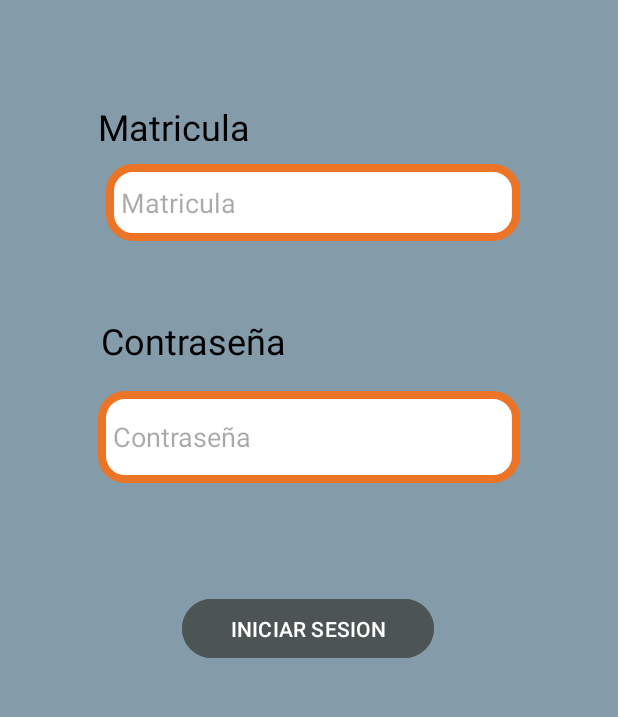
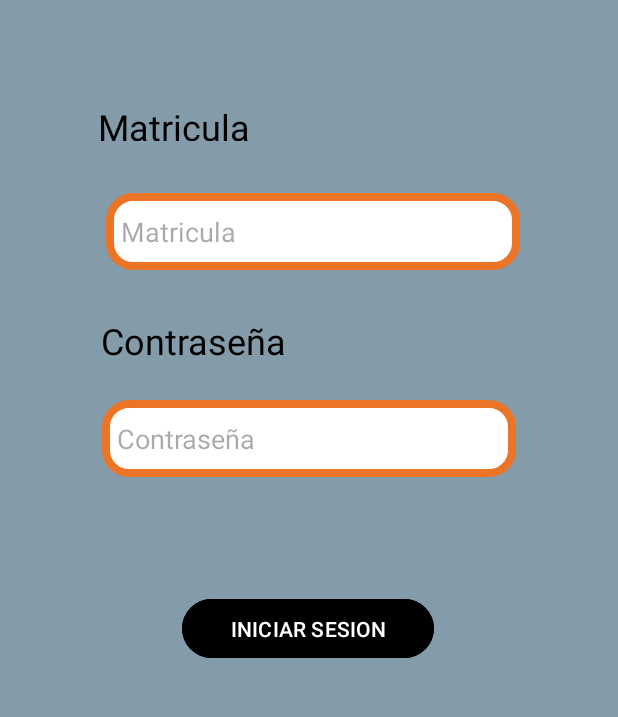
Before and after one commit to DavEd03/ControlSchool, an Android app: the screen it shows after launch (MainActivity), on a phone screen of 412 x 824 dp, the part 305-1022 px from its top. Run offline under Robolectric (Android 15) with nearby library versions, the phone set to English and light mode, and no system bars.

Commit message:
Update 2

```diff
--- a/app/src/main/res/layout/activity_main.xml
+++ b/app/src/main/res/layout/activity_main.xml
@@ -12,8 +12,10 @@
         android:id="@+id/button"
         android:layout_width="168dp"
         android:layout_height="47dp"
+        android:backgroundTint="#000000"
         android:text="INICIAR SESION"
-        android:backgroundTint="#4C5454"
+        android:textColor="#FFFFFF"
+        android:textColorLink="@color/white"
         app:layout_constraintBottom_toBottomOf="parent"
         app:layout_constraintEnd_toEndOf="parent"
         app:layout_constraintHorizontal_bias="0.497"
@@ -35,12 +37,12 @@
         app:layout_constraintHorizontal_bias="0.518"
         app:layout_constraintStart_toStartOf="parent"
         app:layout_constraintTop_toTopOf="parent"
-        app:layout_constraintVertical_bias="0.405" />
+        app:layout_constraintVertical_bias="0.43" />
 
     <EditText
         android:id="@+id/editTextTextPassword"
-        android:layout_width="281dp"
-        android:layout_height="61dp"
+        android:layout_width="276dp"
+        android:layout_height="51dp"
         android:background="@drawable/inputs_edittext"
         android:ems="10"
         android:hint="Contraseña"
```
